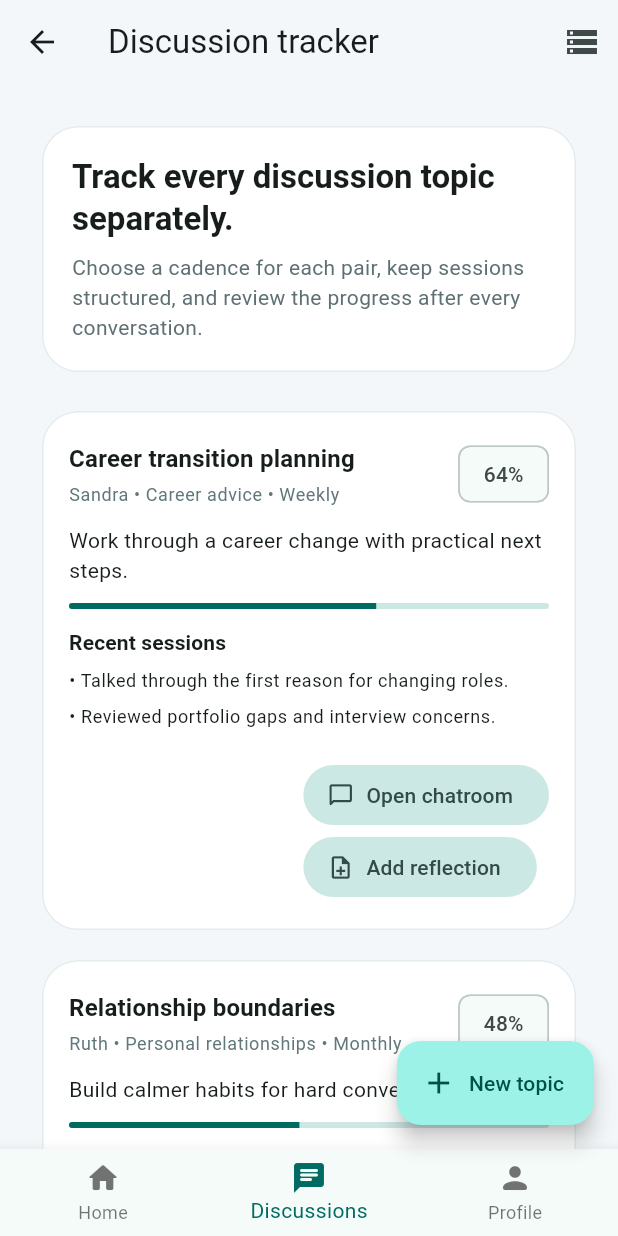
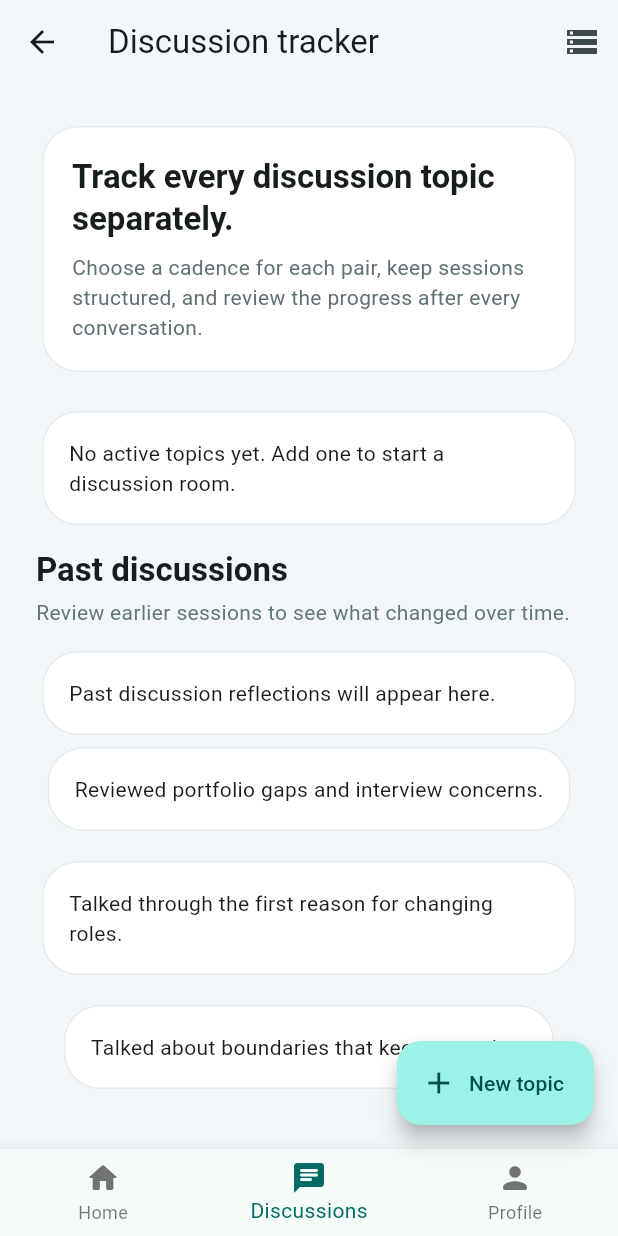
Before and after one commit to Ira-raon/Bridge, a Flutter app: the DiscussionTrackerScreen screen opened directly, on a phone screen of 412 x 824 dp. Run offline on Flutter 3.47's test engine with Material 3 defaults, Android fonts, the phone set to English and light mode, and no system bars; our stand-ins replace supabase_flutter; accounts and stored records are empty.

Commit message:
fixing discussion tracker so its supabase as source and then testing again.

```diff
--- a/lib/screens/discussion_chatroom_screen.dart
+++ b/lib/screens/discussion_chatroom_screen.dart
@@ -14,6 +14,7 @@ class DiscussionChatroomScreen extends StatefulWidget {
 
   final String roomId;
   final String topicTitle;
+
 
   @override
   State<DiscussionChatroomScreen> createState() => _DiscussionChatroomScreenState();
--- a/lib/screens/discussion_tracker_screen.dart
+++ b/lib/screens/discussion_tracker_screen.dart
@@ -39,23 +39,31 @@ class _DiscussionTrackerScreenState extends State<DiscussionTrackerScreen> {
   ),
 ],
       ),
-      body: ValueListenableBuilder<List<DiscussionTopic>>(
-        valueListenable: _service.topics,
-        builder: (context, topics, _) {
+      body: FutureBuilder<List<Map<String, dynamic>>>(
+        future: DiscussionServiceV2.instance.getRooms(),
+        builder: (context, snapshot) {
+
+           if (!snapshot.hasData) {
+                return const Center(
+              child: CircularProgressIndicator(),
+            );
+          }
+
+        final rooms = snapshot.data!;
           return ListView(
             padding: const EdgeInsets.all(24),
             children: [
               _TrackerHeader(initialMatch: widget.initialMatch),
               const SizedBox(height: 18),
-              if (topics.isEmpty)
+              if (rooms.isEmpty)
                 const _EmptyTrackerCard()
               else
                 Column(
-                  children: topics
+                  children: rooms
                       .map(
                         (topic) => Padding(
                           padding: const EdgeInsets.only(bottom: 12),
-                            child: _TopicCard(topic: topic, service: _service),
+                            child: _TopicCard(room: topic),
                         ),
                       )
                       .toList(),
@@ -66,15 +74,28 @@ class _DiscussionTrackerScreenState extends State<DiscussionTrackerScreen> {
                 subtitle: 'Review earlier sessions to see what changed over time.',
               ),
               const SizedBox(height: 12),
-              if (_service.recentSessions.isEmpty)
-                const _EmptySessionsCard()
-              else
+              // if (_service.recentSessions.isEmpty)
+              //   const _EmptySessionsCard()
+              const Card(
+                child: Padding(
+                padding: EdgeInsets.all(18),
+                child: Text(
+                    'Past discussion reflections will appear here.',
+                 ),
+                ),
+              ),
+              // else
                 Column(
                   children: _service.recentSessions
                       .map(
                         (session) => Padding(
                           padding: const EdgeInsets.only(bottom: 12),
-                          child: _SessionCard(session: session),
+                          child: Card(
+                          child: Padding(
+                          padding: const EdgeInsets.all(18),
+                          child: Text(session.summary),
+                            ),
+                          ),
                         ),
                       )
                       .toList(),
@@ -112,21 +133,21 @@ class _DiscussionTrackerScreenState extends State<DiscussionTrackerScreen> {
       participantName: draft.match.name
     );
 
-    _service.addTopic(
-      DiscussionTopic(
-        id: _uuid.v4(),
-        matchId: draft.match.id,
-        matchName: draft.match.name,
-        roomId: room['id'].toString(), // Assuming the room ID is returned from createRoom
-        category: draft.category,
-        title: draft.title,
-        cadence: draft.cadence,
-        goal: draft.goal,
-        createdAt: DateTime.now(),
-        progressScore: 0,
-        sessions: const [],
-      ),
-    );
+    // _service.addTopic(
+    //   DiscussionTopic(
+    //     id: _uuid.v4(),
+    //     matchId: draft.match.id,
+    //     matchName: draft.match.name,
+    //     roomId: room['id'].toString(), // Assuming the room ID is returned from createRoom
+    //     category: draft.category,
+    //     title: draft.title,
+    //     cadence: draft.cadence,
+    //     goal: draft.goal,
+    //     createdAt: DateTime.now(),
+    //     progressScore: 0,
+    //     sessions: const [],
+    //   ),
+    // );
   }
 }
 
@@ -164,16 +185,12 @@ class _TrackerHeader extends StatelessWidget {
 }
 
 class _TopicCard extends StatelessWidget {
-  const _TopicCard({required this.topic, required this.service});
+  const _TopicCard({required this.room});
 
-  final DiscussionTopic topic;
-  final DiscussionService service;
+  final Map<String, dynamic> room;
 
   @override
   Widget build(BuildContext context) {
-    final recent = topic.sessions.take(2).toList();
-    final forum = service.findForumByTopicId(topic.id);
-
     return Card(
       child: Padding(
         padding: const EdgeInsets.all(18),
@@ -187,46 +204,20 @@ class _TopicCard extends StatelessWidget {
                     crossAxisAlignment: CrossAxisAlignment.start,
                     children: [
                       Text(
-                        topic.title,
+                        room['topic_title'] ?? 'Untitled',
                         style: Theme.of(context).textTheme.titleMedium?.copyWith(fontWeight: FontWeight.w700),
                       ),
                       const SizedBox(height: 4),
                       Text(
-                        '${topic.matchName} • ${topic.category.label} • ${topic.cadence.label}',
+                        room['participant_name'] ?? 'Bridge Member',
                         style: Theme.of(context).textTheme.bodySmall?.copyWith(color: const Color(0xFF61777A)),
                       ),
                     ],
                   ),
                 ),
-                Chip(label: Text('${topic.progressScore}%')),
               ],
             ),
             const SizedBox(height: 10),
-            Text(topic.goal, style: Theme.of(context).textTheme.bodyMedium),
-            const SizedBox(height: 12),
-            ClipRRect(
-              borderRadius: BorderRadius.circular(999),
-              child: LinearProgressIndicator(value: topic.progressScore / 100),
-            ),
-            const SizedBox(height: 12),
-            if (forum != null) ...[
-              Chip(label: Text('Forum live: ${forum.popularityScore} popularity')),
-              const SizedBox(height: 8),
-            ],
-            if (recent.isNotEmpty) ...[
-              Text(
-                'Recent sessions',
-                style: Theme.of(context).textTheme.labelLarge?.copyWith(fontWeight: FontWeight.w700),
-              ),
-              const SizedBox(height: 8),
-              ...recent.map(
-                (session) => Padding(
-                  padding: const EdgeInsets.only(bottom: 8),
-                  child: Text('• ${session.summary}', style: Theme.of(context).textTheme.bodySmall),
-                ),
-              ),
-            ],
-            const SizedBox(height: 12),
             Align(
               alignment: Alignment.centerRight,
               child: Wrap(
@@ -238,8 +229,8 @@ class _TopicCard extends StatelessWidget {
                           context,
                         MaterialPageRoute(
                           builder: (_) => DiscussionChatroomScreen(
-                          roomId: topic.id,
-                          topicTitle: topic.title,
+                          roomId: room['id'].toString(),
+                          topicTitle: room['topic_title'] ?? 'Untitled',
                           ),
                         ),
                       );
@@ -247,60 +238,9 @@ class _TopicCard extends StatelessWidget {
                     icon: const Icon(Icons.chat_bubble_outline_rounded),
                     label: const Text('Open chatroom'),
                   ),
-                  FilledButton.tonalIcon(
-                    onPressed: () => _addSession(context, topic),
-                    icon: const Icon(Icons.note_add_outlined),
-                    label: const Text('Add reflection'),
-                  ),
                 ],
               ),
             ),
-          ],
-        ),
-      ),
-    );
-  }
-
-  Future<void> _addSession(BuildContext context, DiscussionTopic topic) async {
-    final result = await showDialog<_SessionDraft>(
-      context: context,
-      builder: (context) => _SessionDialog(topic: topic),
-    );
-
-    if (result == null) {
-      return;
-    }
-
-    service.addSession(
-      topicId: topic.id,
-      summary: result.summary,
-      reflection: result.reflection,
-      nextStep: result.nextStep,
-      progressDelta: result.progressDelta,
-    );
-  }
-}
-
-class _SessionCard extends StatelessWidget {
-  const _SessionCard({required this.session});
-
-  final DiscussionSession session;
-
-  @override
-  Widget build(BuildContext context) {
-    return Card(
-      child: Padding(
-        padding: const EdgeInsets.all(18),
-        child: Column(
-          crossAxisAlignment: CrossAxisAlignment.start,
-          children: [
-            Text(session.summary, style: Theme.of(context).textTheme.titleSmall?.copyWith(fontWeight: FontWeight.w700)),
-            const SizedBox(height: 6),
-            Text(session.reflection, style: Theme.of(context).textTheme.bodyMedium),
-            const SizedBox(height: 8),
-            Text('Next step: ${session.nextStep}', style: Theme.of(context).textTheme.bodySmall),
-            const SizedBox(height: 6),
-            Text('Progress moved by +${session.progressDelta}', style: Theme.of(context).textTheme.bodySmall),
           ],
         ),
       ),
@@ -316,21 +256,7 @@ class _EmptyTrackerCard extends StatelessWidget {
     return Card(
       child: Padding(
         padding: const EdgeInsets.all(18),
-        child: Text('No active topics yet. Add one to start tracking sessions and progress.'),
-      ),
-    );
-  }
-}
-
-class _EmptySessionsCard extends StatelessWidget {
-  const _EmptySessionsCard();
-
-  @override
-  Widget build(BuildContext context) {
-    return Card(
-      child: Padding(
-        padding: const EdgeInsets.all(18),
-        child: Text('Past discussion sessions will show here once you add reflections.'),
+        child: Text('No active topics yet. Add one to start a discussion room.'),
       ),
     );
   }
```
Also changed, not shown: 1 other file.
